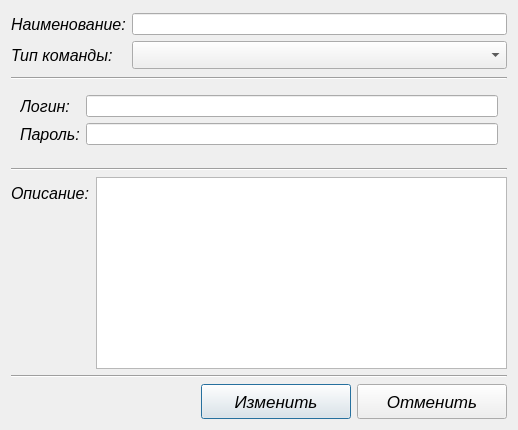
GrigaI/TestMaker, file dialogs/editor.ui: the form before one commit.
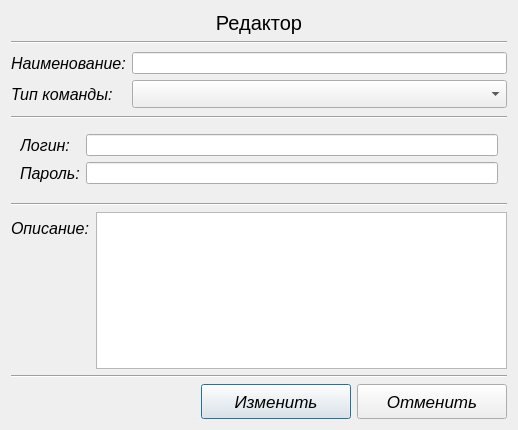
The form after the commit.

What changed in the file:
```diff
--- a/dialogs/editor.ui
+++ b/dialogs/editor.ui
@@ -20,6 +20,43 @@
    <string>Dialog</string>
   </property>
   <layout class="QVBoxLayout" name="verticalLayout">
+   <item>
+    <widget class="QLabel" name="label_windowName">
+     <property name="font">
+      <font>
+       <pointsize>15</pointsize>
+      </font>
+     </property>
+     <property name="styleSheet">
+      <string notr="true"/>
+     </property>
+     <property name="frameShape">
+      <enum>QFrame::NoFrame</enum>
+     </property>
+     <property name="frameShadow">
+      <enum>QFrame::Plain</enum>
+     </property>
+     <property name="lineWidth">
+      <number>0</number>
+     </property>
+     <property name="text">
+      <string>Редактор</string>
+     </property>
+     <property name="alignment">
+      <set>Qt::AlignCenter</set>
+     </property>
+     <property name="margin">
+      <number>2</number>
+     </property>
+    </widget>
+   </item>
+   <item>
+    <widget class="Line" name="line_4">
+     <property name="orientation">
+      <enum>Qt::Horizontal</enum>
+     </property>
+    </widget>
+   </item>
    <item>
     <layout class="QFormLayout" name="formLayout_2">
      <property name="horizontalSpacing">
```
Left out of the diff: 6 changed lines with no effect on the pictures.
